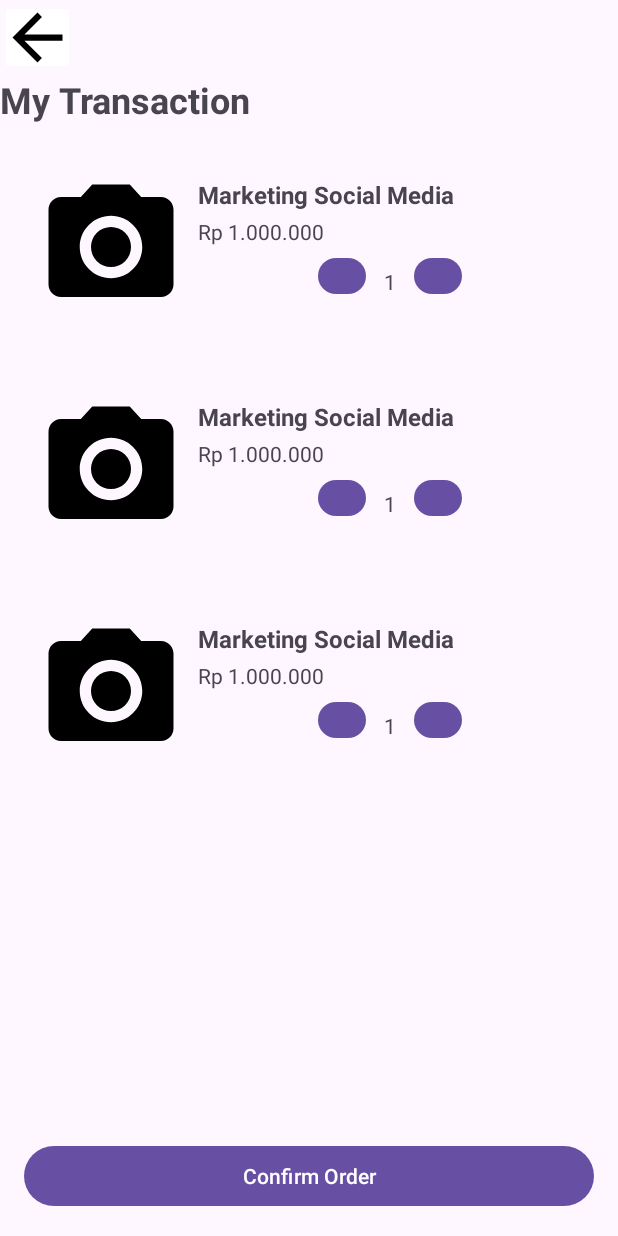
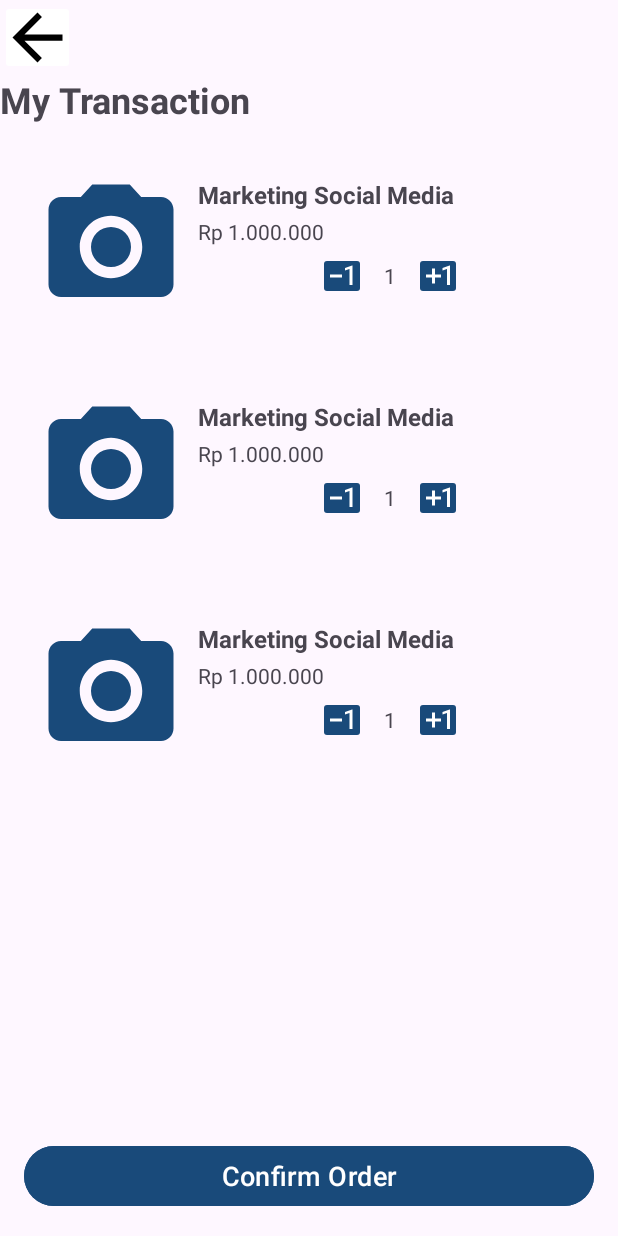
Before and after one commit to LeoA04/ProjekPABA, an Android app: the layout activity_transaction.xml on its own in the app's theme, with its tools: preview values and no code run, on a phone screen of 412 x 824 dp. Run offline under Robolectric (Android 15) with nearby library versions, the phone set to English and light mode, and no system bars.

Commit message:
ubah banyak

```diff
--- a/app/src/main/res/drawable/baseline_camera_alt_24.xml
+++ b/app/src/main/res/drawable/baseline_camera_alt_24.xml
@@ -1,4 +1,4 @@
-<vector xmlns:android="http://schemas.android.com/apk/res/android" android:height="24dp" android:tint="#000000" android:viewportHeight="24" android:viewportWidth="24" android:width="24dp">
+<vector xmlns:android="http://schemas.android.com/apk/res/android" android:height="24dp" android:tint="#194A7A" android:viewportHeight="24" android:viewportWidth="24" android:width="24dp">
 
     <path android:fillColor="@android:color/white" android:pathData="M12,12m-3.2,0a3.2,3.2 0,1 1,6.4 0a3.2,3.2 0,1 1,-6.4 0"/>
 
--- /dev/null
+++ b/app/src/main/res/drawable/baseline_exposure_neg_1_24.xml
@@ -0,0 +1,5 @@
+<vector xmlns:android="http://schemas.android.com/apk/res/android" android:height="24dp" android:tint="#FFFFFF" android:viewportHeight="24" android:viewportWidth="24" android:width="24dp">
+
+    <path android:fillColor="@android:color/white" android:pathData="M4,11v2h8v-2L4,11zM19,18h-2L17,7.38L14,8.4L14,6.7L18.7,5h0.3v13z"/>
+
+</vector>
--- /dev/null
+++ b/app/src/main/res/drawable/baseline_exposure_plus_1_24.xml
@@ -0,0 +1,5 @@
+<vector xmlns:android="http://schemas.android.com/apk/res/android" android:height="24dp" android:tint="#FFFFFF" android:viewportHeight="24" android:viewportWidth="24" android:width="24dp">
+
+    <path android:fillColor="@android:color/white" android:pathData="M10,7L8,7v4L4,11v2h4v4h2v-4h4v-2h-4L10,7zM20,18h-2L18,7.38L15,8.4L15,6.7L19.7,5h0.3v13z"/>
+
+</vector>
--- a/app/src/main/res/drawable/baseline_send_24.xml
+++ b/app/src/main/res/drawable/baseline_send_24.xml
@@ -1,4 +1,4 @@
-<vector xmlns:android="http://schemas.android.com/apk/res/android" android:autoMirrored="true" android:height="24dp" android:tint="#000000" android:viewportHeight="24" android:viewportWidth="24" android:width="24dp">
+<vector xmlns:android="http://schemas.android.com/apk/res/android" android:autoMirrored="true" android:height="24dp" android:tint="#194A7A" android:viewportHeight="24" android:viewportWidth="24" android:width="24dp">
 
     <path android:fillColor="@android:color/white" android:pathData="M2.01,21L23,12 2.01,3 2,10l15,2 -15,2z"/>
 
--- a/app/src/main/res/layout/activity_reviews.xml
+++ b/app/src/main/res/layout/activity_reviews.xml
@@ -50,7 +50,7 @@
                 android:layout_height="wrap_content"
                 android:text="8.2"
                 android:textSize="48sp"
-                android:textColor="@android:color/holo_blue_dark"
+                android:textColor="#194A7A"
                 android:textStyle="bold" />
 
         </LinearLayout>
--- a/app/src/main/res/layout/activity_transaction.xml
+++ b/app/src/main/res/layout/activity_transaction.xml
@@ -57,6 +57,8 @@
             android:layout_height="wrap_content"
             android:text="Confirm Order"
             android:textAllCaps="false"
-            android:layout_marginTop="8dp" />
+            android:backgroundTint="#194A7A"
+            android:layout_marginTop="8dp"
+            android:textSize="18dp"/>
     </LinearLayout>
 </androidx.constraintlayout.widget.ConstraintLayout>
--- a/app/src/main/res/layout/item_transaction_service.xml
+++ b/app/src/main/res/layout/item_transaction_service.xml
@@ -59,12 +59,12 @@
         app:layout_constraintEnd_toEndOf="parent">
 
         <!-- Minus Button -->
-        <Button
+        <ImageButton
             android:id="@+id/minusButton"
             android:layout_width="32dp"
             android:layout_height="32dp"
-            android:text="-"
-            android:textSize="14sp" />
+            android:src="@drawable/baseline_exposure_neg_1_24"
+            android:backgroundTint="#194A7A" />
 
         <!-- Quantity Text -->
         <TextView
@@ -76,11 +76,11 @@
             android:textSize="14sp" />
 
         <!-- Plus Button -->
-        <Button
+        <ImageButton
             android:id="@+id/plusButton"
             android:layout_width="32dp"
             android:layout_height="32dp"
-            android:text="+"
-            android:textSize="14sp" />
+            android:src="@drawable/baseline_exposure_plus_1_24"
+            android:backgroundTint="#194A7A" />
     </LinearLayout>
 </androidx.constraintlayout.widget.ConstraintLayout>
```
Also changed, not shown: app/src/main/java/com/example/projekpaba/TransactionActivity.kt (+18 -2 lines), app/src/main/java/com/example/projekpaba/TransactionAdapter.kt (+8 -3 lines), app/src/main/java/com/example/projekpaba/activityDetail.kt (+10 -3 lines), app/src/main/res/layout/activity_history.xml (+6 -2 lines).
